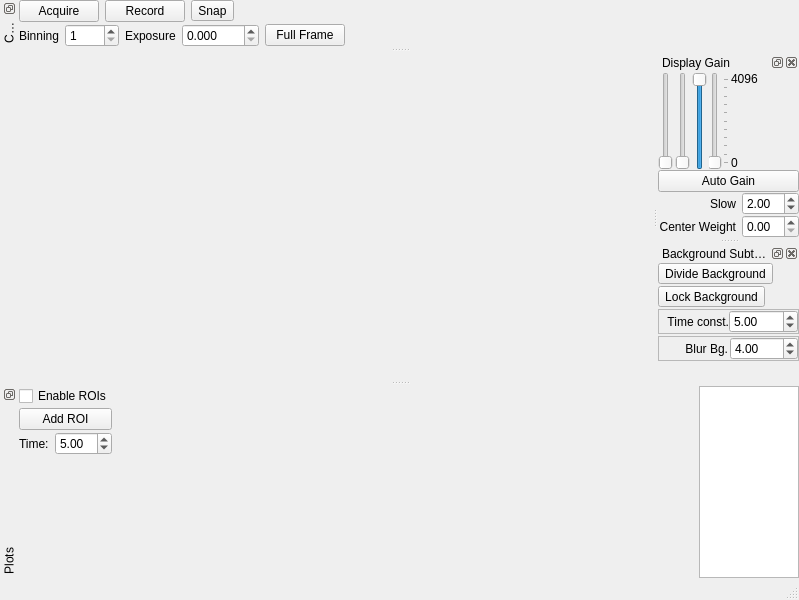
Above: lib/modules/Camera/CameraTemplate.ui from acq4/acq4 before the change. Below: the same form after it.
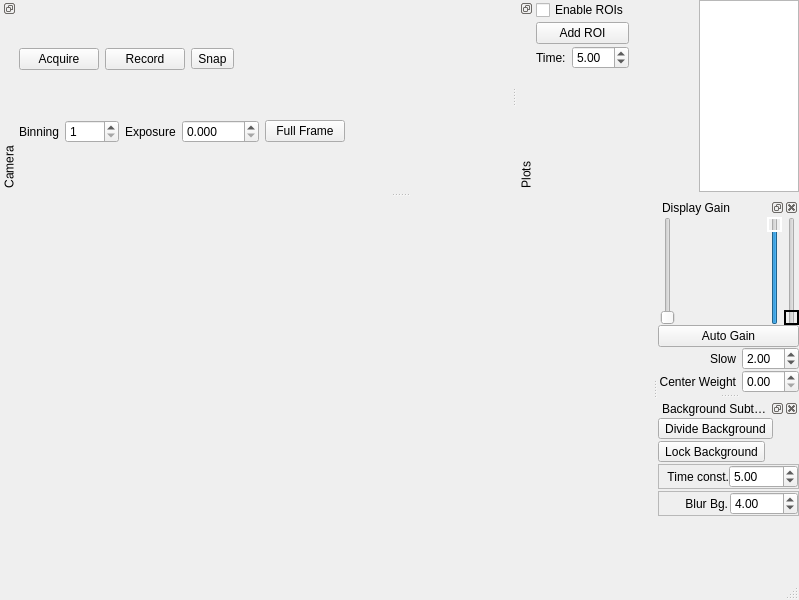
That is the form after the change. Custom widgets are drawn as their Qt base class.

Commit message: More camera updates, still b0rken.

```diff
--- a/lib/modules/Camera/CameraTemplate.ui
+++ b/lib/modules/Camera/CameraTemplate.ui
@@ -248,9 +248,11 @@
      <item>
       <layout class="QHBoxLayout">
        <item>
-        <widget class="QSlider" name="sliderAvgLevel">
-         <property name="enabled">
-          <bool>false</bool>
+        <widget class="QwtThermo" name="levelThermo">
+         <property name="font">
+          <font>
+           <pointsize>5</pointsize>
+          </font>
          </property>
          <property name="toolTip">
           <string>&lt;!DOCTYPE HTML PUBLIC &quot;-//W3C//DTD HTML 4.0//EN&quot; &quot;http://www.w3.org/TR/REC-html40/strict.dtd&quot;&gt;
@@ -259,14 +261,14 @@
 &lt;/style&gt;&lt;/head&gt;&lt;body style=&quot; font-family:'MS Shell Dlg 2'; font-size:8.25pt; font-weight:400; font-style:normal;&quot;&gt;
 &lt;p style=&quot; margin-top:0px; margin-bottom:0px; margin-left:0px; margin-right:0px; -qt-block-indent:0; text-indent:0px;&quot;&gt;&lt;span style=&quot; font-size:8pt;&quot;&gt;Indicates the average intensity value of the current frame.&lt;/span&gt;&lt;/p&gt;&lt;/body&gt;&lt;/html&gt;</string>
          </property>
-         <property name="maximum">
-          <number>4096</number>
+         <property name="alarmEnabled">
+          <bool>true</bool>
          </property>
-         <property name="orientation">
-          <enum>Qt::Vertical</enum>
+         <property name="borderWidth">
+          <number>1</number>
          </property>
-         <property name="invertedAppearance">
-          <bool>false</bool>
+         <property name="maxValue">
+          <double>4096.000000000000000</double>
          </property>
         </widget>
        </item>
@@ -280,11 +282,32 @@
          </property>
         </widget>
        </item>
+       <item>
+        <spacer name="horizontalSpacer">
+         <property name="orientation">
+          <enum>Qt::Horizontal</enum>
+         </property>
+         <property name="sizeHint" stdset="0">
+          <size>
+           <width>40</width>
+           <height>20</height>
+          </size>
+         </property>
+        </spacer>
+       </item>
+       <item>
+        <widget class="QwtScaleWidget" name="levelScale"/>
+       </item>
        <item>
         <widget class="QSlider" name="sliderWhiteLevel">
          <property name="toolTip">
           <string>Sets the white level of the image displayed. Does not affect images stored to disk.</string>
          </property>
+         <property name="styleSheet">
+          <string notr="true">QSlider::handle:vertical {
+	border: 2px solid white;
+}</string>
+         </property>
          <property name="maximum">
           <number>10000</number>
          </property>
@@ -310,6 +333,11 @@
          <property name="toolTip">
           <string>Sets the black level of the image displayed. Does not affect images stored to disk.</string>
          </property>
+         <property name="styleSheet">
+          <string notr="true">QSlider::handle:vertical {
+    border: 2px solid black;
+}</string>
+         </property>
          <property name="maximum">
           <number>10000</number>
          </property>
@@ -329,64 +357,13 @@
           <bool>false</bool>
          </property>
          <property name="tickPosition">
-          <enum>QSlider::TicksBelow</enum>
+          <enum>QSlider::NoTicks</enum>
          </property>
          <property name="tickInterval">
           <number>1000</number>
          </property>
         </widget>
        </item>
-       <item>
-        <layout class="QVBoxLayout">
-         <item>
-          <widget class="QLabel" name="labelLevelMax">
-           <property name="text">
-            <string>4096</string>
-           </property>
-          </widget>
-         </item>
-         <item>
-          <spacer>
-           <property name="orientation">
-            <enum>Qt::Vertical</enum>
-           </property>
-           <property name="sizeHint" stdset="0">
-            <size>
-             <width>20</width>
-             <height>40</height>
-            </size>
-           </property>
-          </spacer>
-         </item>
-         <item>
-          <widget class="QLabel" name="labelLevelMid">
-           <property name="text">
-            <string/>
-           </property>
-          </widget>
-         </item>
-         <item>
-          <spacer>
-           <property name="orientation">
-            <enum>Qt::Vertical</enum>
-           </property>
-           <property name="sizeHint" stdset="0">
-            <size>
-             <width>20</width>
-             <height>40</height>
-            </size>
-           </property>
-          </spacer>
-         </item>
-         <item>
-          <widget class="QLabel" name="labelLevelMin">
-           <property name="text">
-            <string>0</string>
-           </property>
-          </widget>
-         </item>
-        </layout>
-       </item>
       </layout>
      </item>
      <item>
@@ -621,7 +598,7 @@
     <string>Plots</string>
    </property>
    <attribute name="dockWidgetArea">
-    <number>8</number>
+    <number>4</number>
    </attribute>
    <widget class="QWidget" name="dockWidgetContents_4">
     <property name="sizePolicy">
@@ -717,6 +694,16 @@
  </widget>
  <layoutdefault spacing="2" margin="0"/>
  <customwidgets>
+  <customwidget>
+   <class>QwtScaleWidget</class>
+   <extends>QWidget</extends>
+   <header>qwt_scale_widget.h</header>
+  </customwidget>
+  <customwidget>
+   <class>QwtThermo</class>
+   <extends>QWidget</extends>
+   <header>qwt_thermo.h</header>
+  </customwidget>
   <customwidget>
    <class>PlotWidget</class>
    <extends>QWidget</extends>
```
Left out of the diff: 14 changed lines with no effect on the pictures. The commit also changes 3 other files.
